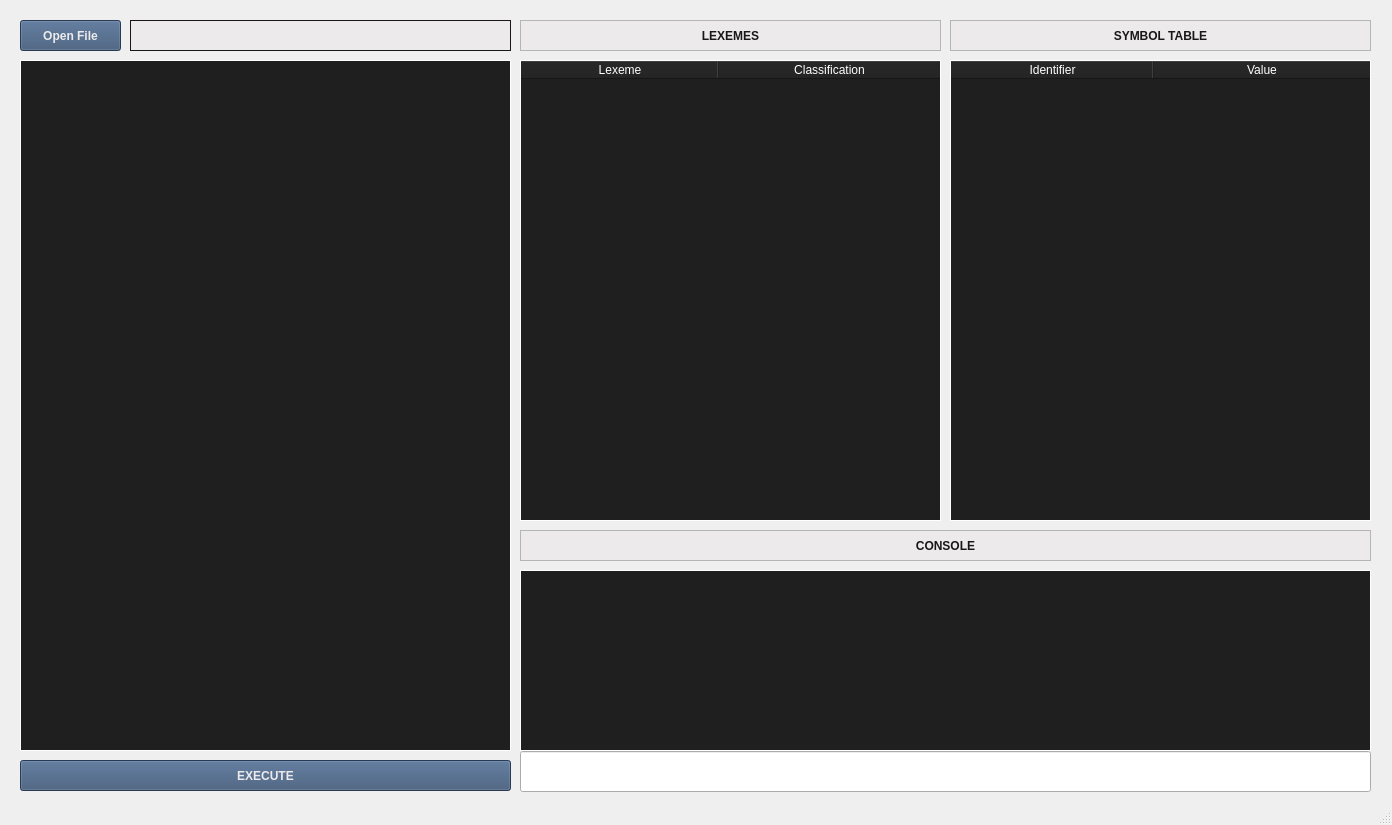
Above: gui.ui from cslabiano/cmsc124-project before the change. Below: the same form after it.
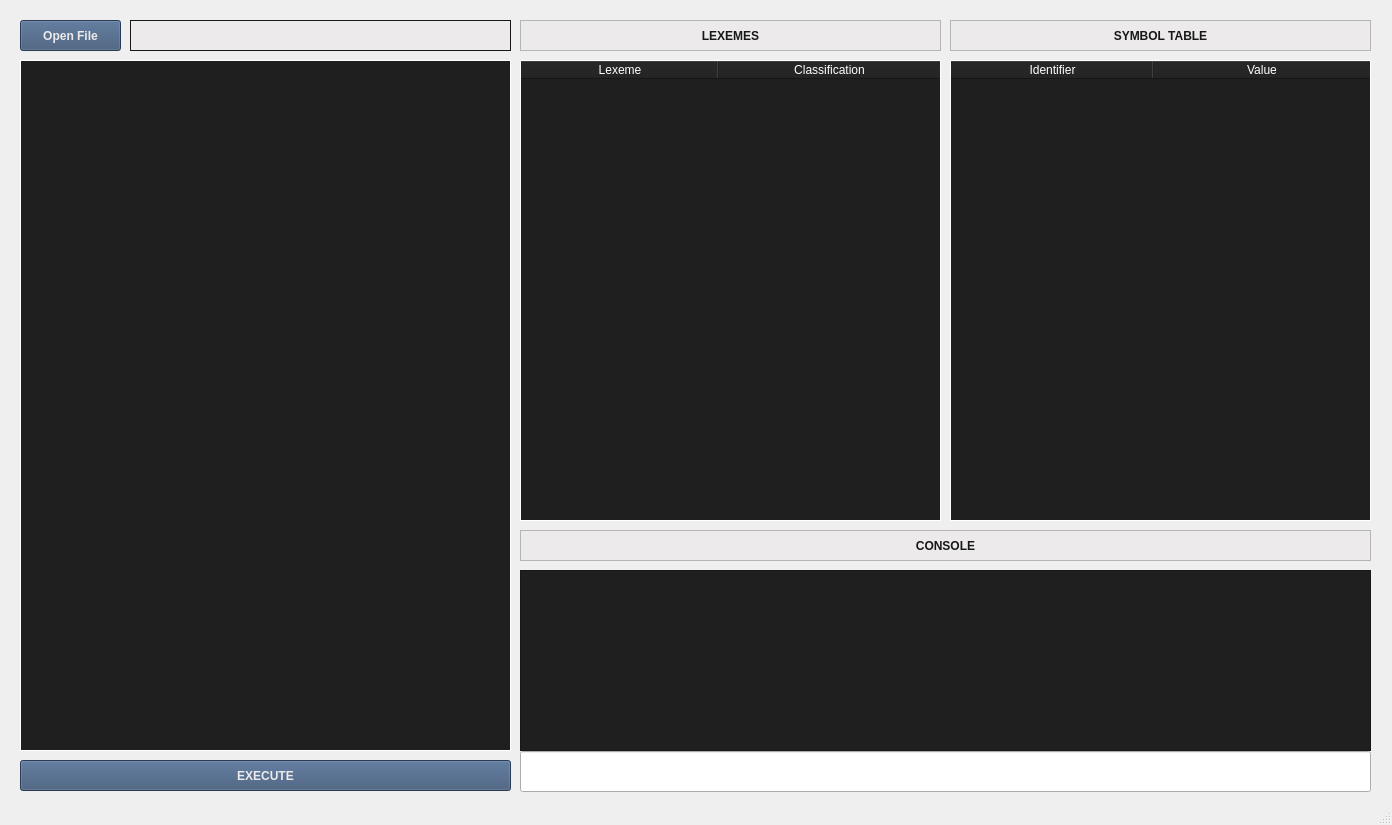
That is the form after the change.

The edit to the form file:
```diff
--- a/gui.ui
+++ b/gui.ui
@@ -111,41 +111,6 @@
      <number>1</number>
     </property>
    </widget>
-   <widget class="QLabel" name="console">
-    <property name="geometry">
-     <rect>
-      <x>520</x>
-      <y>570</y>
-      <width>851</width>
-      <height>181</height>
-     </rect>
-    </property>
-    <property name="styleSheet">
-     <string notr="true">background: #1f1f1f;
-color: white;</string>
-    </property>
-    <property name="frameShape">
-     <enum>QFrame::Box</enum>
-    </property>
-    <property name="lineWidth">
-     <number>1</number>
-    </property>
-    <property name="text">
-     <string/>
-    </property>
-    <property name="textFormat">
-     <enum>Qt::AutoText</enum>
-    </property>
-    <property name="alignment">
-     <set>Qt::AlignLeading|Qt::AlignLeft|Qt::AlignTop</set>
-    </property>
-    <property name="margin">
-     <number>7</number>
-    </property>
-    <property name="indent">
-     <number>-1</number>
-    </property>
-   </widget>
    <widget class="QLabel" name="label_lexemes">
     <property name="geometry">
      <rect>
@@ -384,6 +349,23 @@
      </rect>
     </property>
    </widget>
+   <widget class="QPlainTextEdit" name="console">
+    <property name="geometry">
+     <rect>
+      <x>520</x>
+      <y>570</y>
+      <width>851</width>
+      <height>181</height>
+     </rect>
+    </property>
+    <property name="styleSheet">
+     <string notr="true">background: #1f1f1f;
+color: white;</string>
+    </property>
+    <property name="horizontalScrollBarPolicy">
+     <enum>Qt::ScrollBarAsNeeded</enum>
+    </property>
+   </widget>
   </widget>
   <widget class="QStatusBar" name="statusbar"/>
  </widget>
```
